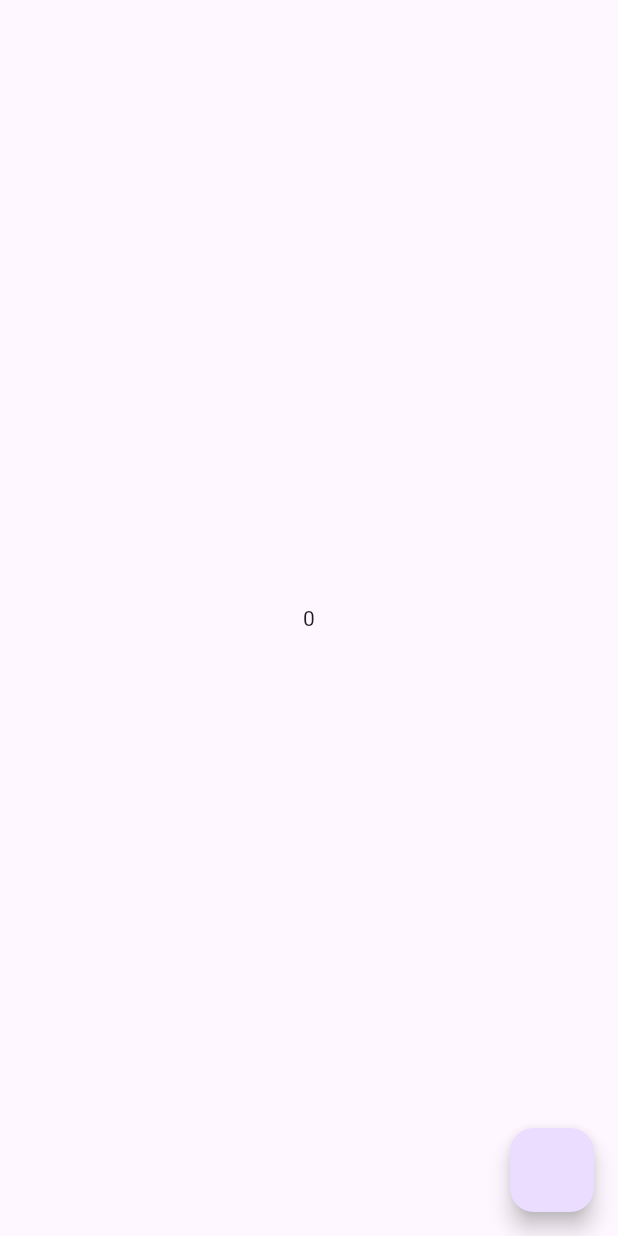
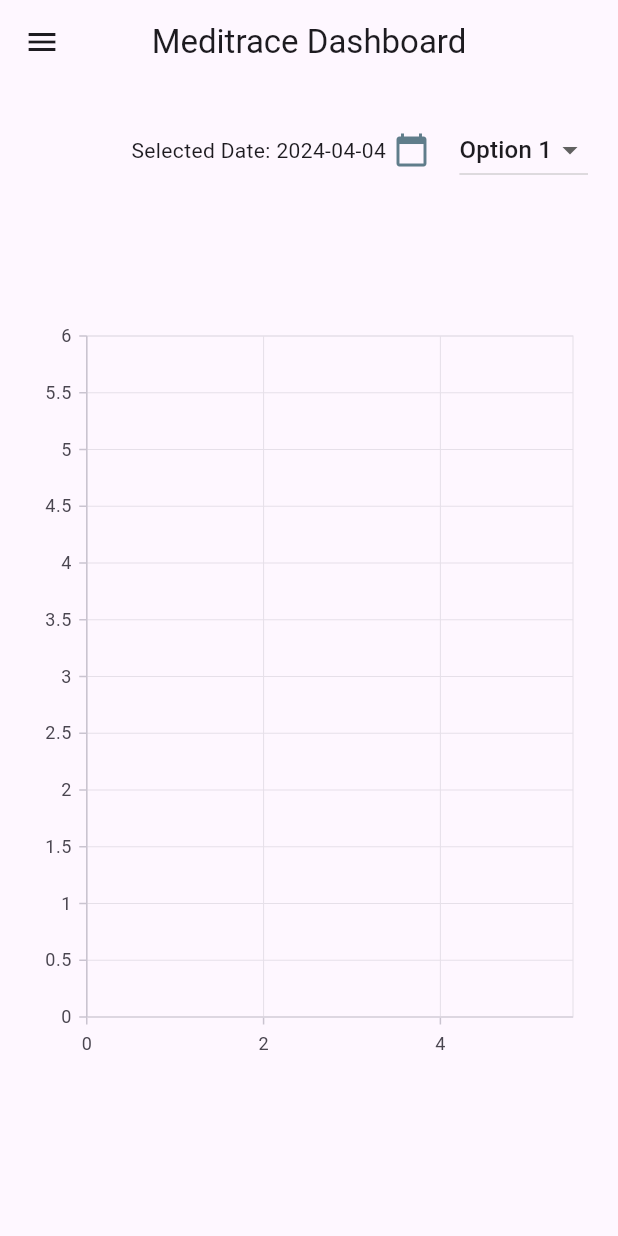
Before and after one commit to dcunha-centi/MediTrace, a Flutter app: the screen it shows after launch, on a phone screen of 412 x 824 dp. Run offline on Flutter 3.47's test engine with Material 3 defaults, Android fonts, the light colour scheme and no system bars; our stand-ins replace dio, equatable, flutter_bloc, shared_preferences, syncfusion_flutter_charts; generated files the repository leaves out were written again; network calls fail.

Commit message:
Added dashboard interface

```diff
--- a/Software/Application/lib/core/cubits/cubit_factory.dart
+++ b/Software/Application/lib/core/cubits/cubit_factory.dart
@@ -1,8 +1,8 @@
 
 import 'package:generic_project/core/data/repositories/medication_repository/medication_repository_impl.dart';
-import 'package:generic_project/features/home/domain/use_cases/home_use_case_impl.dart';
-import 'package:generic_project/features/home/presentation/business_components/home_cubit.dart';
+import 'package:generic_project/features/dashboard/domain/use_cases/dashboard_use_case_impl.dart';
+import 'package:generic_project/features/dashboard/presentation/business_components/dashboard_cubit.dart';
 
 class CubitFactory {
-  static HomeCubit get homeCubit => HomeCubit(homeUseCase: HomeUseCaseImpl(medicationRepository: MedicationRepositoryImpl()));
+  static DashboardCubit get dashboardCubit => DashboardCubit(dashboardUseCase: DashboardUseCaseImpl(medicationRepository: MedicationRepositoryImpl()));
 }
--- a/Software/Application/lib/core/navigator/application_routes.dart
+++ b/Software/Application/lib/core/navigator/application_routes.dart
@@ -1,6 +1,6 @@
 class ApplicationRoutes {
   static const splashScreen = 'splash-screen';
   static const loginScreen = 'login-screen';
-  static const homeScreen = 'home-screen';
+  static const dashboardScreen = 'dashboard-screen';
   static const registerScreen = 'register-screen';
 }
--- a/Software/Application/lib/core/navigator/router_navigator.dart
+++ b/Software/Application/lib/core/navigator/router_navigator.dart
@@ -1,6 +1,6 @@
 import 'package:flutter/material.dart';
 import 'package:generic_project/core/navigator/application_routes.dart';
-import 'package:generic_project/features/home/presentation/user_interfaces/home_ui.dart';
+import 'package:generic_project/features/dashboard/presentation/user_interfaces/dashboard_ui.dart';
 import 'package:generic_project/features/splash/presentation/user_interfaces/splash_ui.dart';
 
 class RouterNavigator {
@@ -12,8 +12,8 @@ class RouterNavigator {
   static Route<dynamic> generateRoute(RouteSettings settings) {
     final args = settings.arguments;
     switch (settings.name) {
-      case  ApplicationRoutes.homeScreen:
-      return MaterialPageRoute(builder: (_) => const HomeScreen());
+      case  ApplicationRoutes.dashboardScreen:
+      return MaterialPageRoute(builder: (_) => const DashboardScreen());
       default:
       return MaterialPageRoute(builder: (_)=> const SplashScreen());
     }
--- /dev/null
+++ b/Software/Application/lib/features/dashboard/domain/use_cases/dashboard_use_case.dart
@@ -0,0 +1,3 @@
+abstract class DashboardUseCase {
+  Future <void> getMedications();
+}
--- /dev/null
+++ b/Software/Application/lib/features/dashboard/domain/use_cases/dashboard_use_case_impl.dart
@@ -0,0 +1,12 @@
+import 'package:generic_project/core/data/repositories/medication_repository/medication_repository.dart';
+import 'package:generic_project/features/dashboard/domain/use_cases/dashboard_use_case.dart';
+
+class DashboardUseCaseImpl implements DashboardUseCase{
+  final MedicationRepository medicationRepository;
+  const DashboardUseCaseImpl({required this.medicationRepository});
+
+  @override
+  Future<void> getMedications() async {
+    medicationRepository.getMedication();
+  }
+}
--- /dev/null
+++ b/Software/Application/lib/features/dashboard/presentation/business_components/dashboard_cubit.dart
@@ -0,0 +1,19 @@
+import 'package:flutter_bloc/flutter_bloc.dart';
+import 'package:generic_project/core/cubits/application_state.dart';
+import 'package:generic_project/features/dashboard/domain/use_cases/dashboard_use_case.dart';
+part 'dashboard_state.dart';
+
+class DashboardCubit extends Cubit<ApplicationState> {
+  DashboardCubit({required this.dashboardUseCase}) : super(const DashboardInitialState());
+  final DashboardUseCase dashboardUseCase;
+
+  void getMedications()async {
+    dashboardUseCase.getMedications();
+  }
+
+  void getChartData(DateTime selectedDate)async{
+    final List<double>data = [0.1, 0.5, 2.0, 4.0];
+
+    emit(DashboardChartDataLoadedState(chartData: data));
+  }
+}
--- /dev/null
+++ b/Software/Application/lib/features/dashboard/presentation/business_components/dashboard_state.dart
@@ -0,0 +1,17 @@
+part of 'dashboard_cubit.dart';
+
+class DashboardInitialState extends ApplicationState {
+  const DashboardInitialState();
+}
+
+class DashboardNumberUpdatedState extends ApplicationState{
+  final int newNumber;
+
+  const DashboardNumberUpdatedState ({required this.newNumber});
+}
+
+class DashboardChartDataLoadedState extends ApplicationState{
+  final List<double> chartData;
+
+  const DashboardChartDataLoadedState ({required this.chartData});
+}
--- /dev/null
+++ b/Software/Application/lib/features/dashboard/presentation/components/line_chart_widget.dart
@@ -0,0 +1,37 @@
+import 'package:flutter/material.dart';
+import 'package:syncfusion_flutter_charts/charts.dart';
+
+class LineChartWidget extends StatelessWidget {
+  final List<double> chartData;
+
+  const LineChartWidget(this.chartData);
+
+  @override
+  Widget build(BuildContext context) {
+    return Center(
+      child: SizedBox(
+        width: 1000,
+        height: 500,
+        child: SfCartesianChart(
+          primaryXAxis: NumericAxis(),
+          primaryYAxis: NumericAxis(),
+          series: <ChartSeries>[
+            LineSeries<double, double>(
+              dataSource: chartData,
+              xValueMapper: (double value, _) => chartData.indexOf(value).toDouble(),
+              yValueMapper: (value, _) => value,
+            ),
+          ],
+        ),
+      ),
+    );
+  }
+}
+
+
+class ChartData {
+  final double x;
+  final double y;
+
+  ChartData(this.x, this.y);
+}
--- /dev/null
+++ b/Software/Application/lib/features/dashboard/presentation/user_interfaces/dashboard_ui.dart
@@ -0,0 +1,156 @@
+import 'package:flutter/material.dart';
+import 'package:flutter_bloc/flutter_bloc.dart';
+import 'package:generic_project/core/cubits/application_state.dart';
+import 'package:generic_project/core/cubits/cubit_factory.dart';
+import 'package:generic_project/features/dashboard/presentation/business_components/dashboard_cubit.dart';
+import 'package:generic_project/features/dashboard/presentation/components/line_chart_widget.dart';
+
+class DashboardScreen extends StatefulWidget {
+  const DashboardScreen({Key? key}) : super(key: key);
+
+  @override
+  State<DashboardScreen> createState() => _DashboardScreenState();
+}
+
+class _DashboardScreenState extends State<DashboardScreen> {
+  final _dashboardCubit = CubitFactory.dashboardCubit;
+
+  late DateTime _selectedDate;
+  String _selectedDropdownValue = 'Option 1';
+
+  @override
+  void initState() {
+    super.initState();
+    _selectedDate = DateTime.now();
+    _dashboardCubit.getMedications();
+    //_dashboardCubit.getChartData(_selectedDate);
+  }
+
+  Future<void> _selectDate(BuildContext context) async {
+    final DateTime? picked = await showDatePicker(
+      context: context,
+      initialDate: _selectedDate,
+      firstDate: DateTime(2000),
+      lastDate: DateTime.now(),
+    );
+    if (picked != null && picked != _selectedDate) {
+      setState(() {
+        _selectedDate = picked;
+        _dashboardCubit.getChartData(_selectedDate);
+      });
+    }
+  }
+
+@override
+Widget build(BuildContext context) {
+  return Scaffold(
+    appBar: AppBar(
+      title: const Text('Meditrace Dashboard'),
+      centerTitle: true,
+    ),
+    drawer: Drawer(
+      child: ListView(
+        children: [
+          const DrawerHeader(
+            decoration: BoxDecoration(
+              color: Colors.blueGrey,
+            ),
+            child: Center(
+              child: Text(
+                'Menu',
+                style: TextStyle(
+                  color: Colors.white,
+                  fontSize: 24,
+                ),
+              ),
+            ),
+          ),
+          ListTile(
+            leading: const Icon(Icons.water_drop, color: Colors.blueGrey),
+            title: const Text('Humidity'),
+            onTap: () {},
+          ),
+          ListTile(
+            leading: const Icon(Icons.thermostat, color: Colors.blueGrey),
+            title: const Text('Temperature'),
+            onTap: () {},
+          ),
+          ListTile(
+            leading: const Icon(Icons.warning, color: Colors.blueGrey),
+            title: const Text('Impacts'),
+            onTap: () {},
+          ),
+        ],
+      ),
+    ),
+    body: Padding(
+      padding: const EdgeInsets.all(20.0),
+      child: Column(
+        crossAxisAlignment: CrossAxisAlignment.stretch,
+        children: [
+          Row(
+            mainAxisAlignment: MainAxisAlignment.end,
+            children: [
+              GestureDetector(
+                onTap: () => _selectDate(context),
+                child: Row(
+                  children: [
+                    Text(
+                      'Selected Date: ${_selectedDate.toString().substring(0, 10)}',
+                      textAlign: TextAlign.center,
+                    ),
+                    const SizedBox(width: 5),
+                    Icon(
+                      Icons.calendar_today,
+                      color: Colors.blueGrey,
+                    ),
+                  ],
+                ),
+              ),
+              const SizedBox(width: 20),
+              DropdownButton<String>(
+                value: _selectedDropdownValue,
+                onChanged: (String? newValue) {
+                  if (newValue != null) {
+                    setState(() {
+                      _selectedDropdownValue = newValue;
+                    });
+                  }
+                },
+                items: <String>['Option 1', 'Option 2', 'Option 3', 'Option 4']
+                    .map<DropdownMenuItem<String>>((String value) {
+                  return DropdownMenuItem<String>(
+                    value: value,
+                    child: Text(value),
+                  );
+                }).toList(),
+              ),
+            ],
+          ),
+          Expanded(
+            child: BlocConsumer<DashboardCubit, ApplicationState>(
+              bloc: _dashboardCubit,
+              builder: (context, state) {
+                switch (state.runtimeType) {
+                  case DashboardChartDataLoadedState:
+                    final chartData =
+                        (state as DashboardChartDataLoadedState).chartData;
+                    return LineChartWidget(chartData.cast<double>());
+                  case ApplicationLoadingState:
+                    return const Center(
+                      child: CircularProgressIndicator(
+                        color: Colors.blueGrey,
+                      ),
+                    );
+                    default:
+                    return const LineChartWidget([]);
+                }
+              },
+              listener: (context, state) {},
+            ),
+          ),
+        ],
+      ),
+    ),
+  );
+}}
--- a/Software/Application/lib/features/splash/presentation/user_interfaces/splash_ui.dart
+++ b/Software/Application/lib/features/splash/presentation/user_interfaces/splash_ui.dart
@@ -13,7 +13,7 @@ class SplashScreenState extends State<SplashScreen> {
   @override
   void initState() {
     Future.delayed(const Duration (seconds: 1),() {
-      Navigator.of(context).pushReplacementNamed(ApplicationRoutes.homeScreen);
+      Navigator.of(context).pushReplacementNamed(ApplicationRoutes.dashboardScreen);
     },);
     super.initState();
   }
--- a/Software/Application/pubspec.yaml
+++ b/Software/Application/pubspec.yaml
@@ -28,12 +28,15 @@ environment:
 # the latest version available on pub.dev. To see which dependencies have newer
 # versions available, run `flutter pub outdated`.
 dependencies:
+  charts_flutter: ^0.12.0
   dio: ^5.4.2
   equatable: ^2.0.5
+  fl_chart: ^0.67.0
   flutter:
     sdk: flutter
   flutter_bloc: ^8.1.4
   shared_preferences: ^2.2.2
+  syncfusion_flutter_charts: ^21.2.4
 
   # The following adds the Cupertino Icons font to your application.
   # Use with the CupertinoIcons class for iOS style icons.
```
Also changed, not shown: 1 other file.
